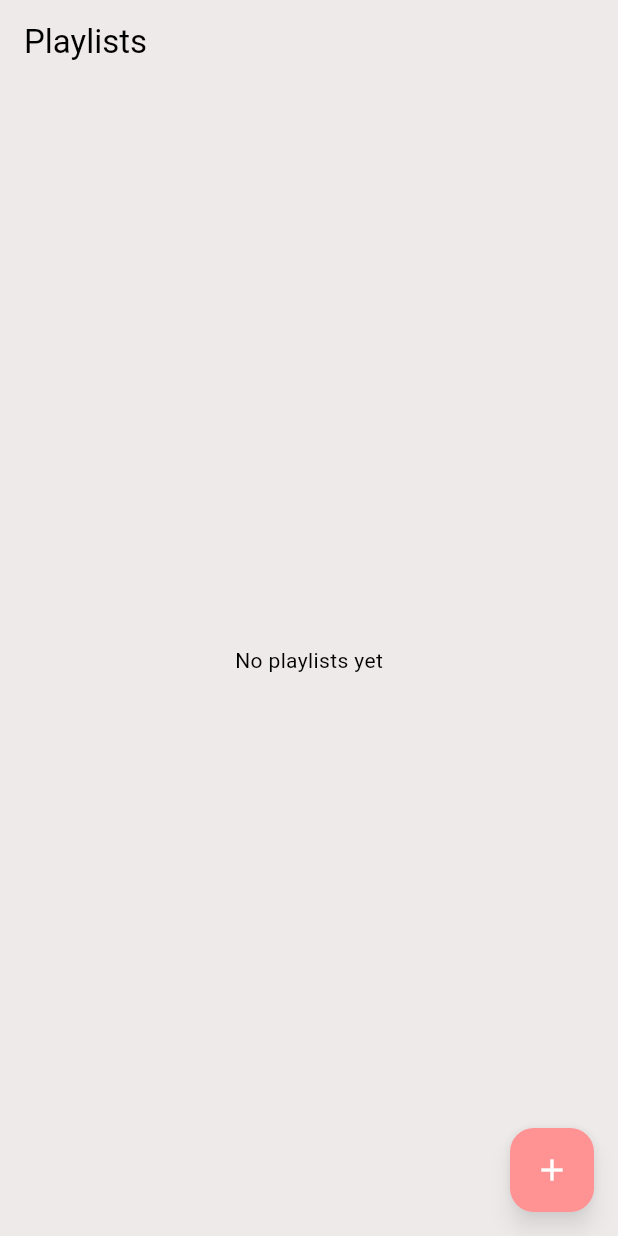
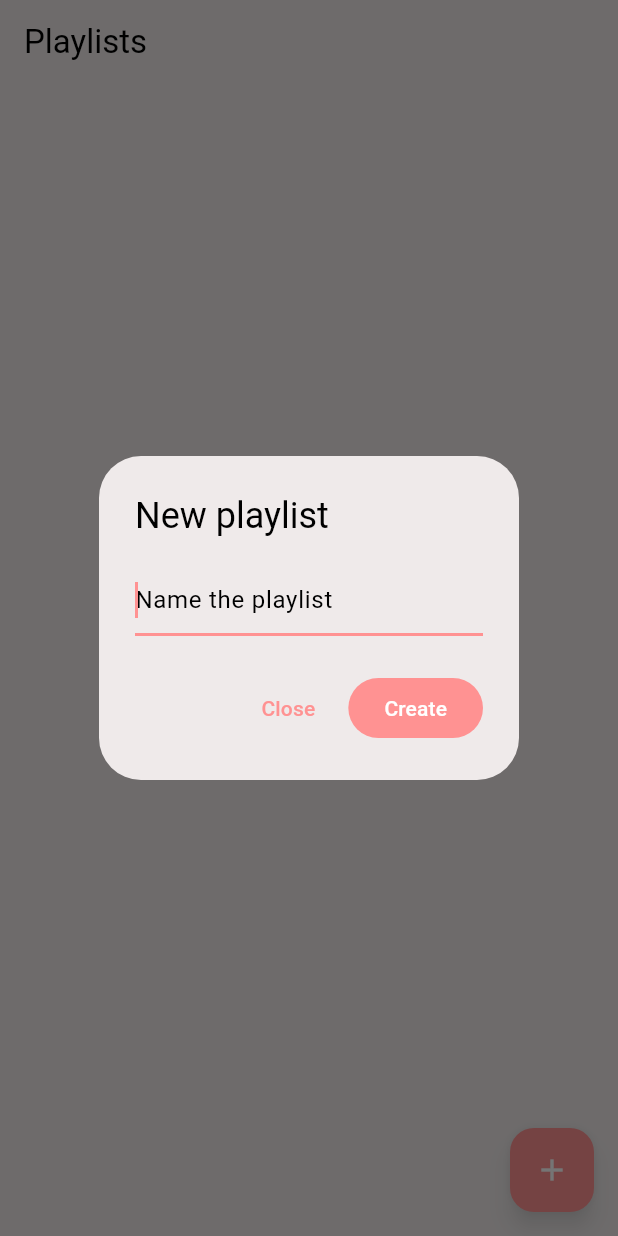
Before and after one commit to BaoBab-800/Sonora, a Flutter app: the PlaylistsPage screen opened by its route, after a tap on the "add" icon, on a phone screen of 412 x 824 dp. Run offline on Flutter 3.47's test engine with Material 3 defaults, Android fonts, the phone set to English and light mode, and no system bars; our stand-ins replace audio_service, flutter_riverpod, go_router, hive, hive_flutter, on_audio_query; missing offline and left inert: media_kit; accounts and stored records are empty; generated files the repository leaves out were written again; statements that could not run were skipped.

Commit message:
A playlist creation dialog has been implemented.

```diff
--- a/lib/l10n/app_en.arb
+++ b/lib/l10n/app_en.arb
@@ -41,5 +41,11 @@
   "yourFavoriteSongs": "Your favorite songs",
   "collection": "Collection",
   "comingSoon": "Coming soon...",
-  "noPlaylistsYet": "No playlists yet"
+
+  "noPlaylistsYet": "No playlists yet.",
+  "playlistNameEmpty": "Playlist name empty.",
+  "playlistNameTooLong": "Playlist name too long.",
+  "newPlaylist": "New playlist",
+  "nameThePlaylist": "Name the playlist",
+  "create": "Create"
 }
--- a/lib/l10n/app_localizations.dart
+++ b/lib/l10n/app_localizations.dart
@@ -326,8 +326,38 @@
   /// No description provided for @noPlaylistsYet.
   ///
   /// In en, this message translates to:
-  /// **'No playlists yet'**
+  /// **'No playlists yet.'**
   String get noPlaylistsYet;
+
+  /// No description provided for @playlistNameEmpty.
+  ///
+  /// In en, this message translates to:
+  /// **'Playlist name empty.'**
+  String get playlistNameEmpty;
+
+  /// No description provided for @playlistNameTooLong.
+  ///
+  /// In en, this message translates to:
+  /// **'Playlist name too long.'**
+  String get playlistNameTooLong;
+
+  /// No description provided for @newPlaylist.
+  ///
+  /// In en, this message translates to:
+  /// **'New playlist'**
+  String get newPlaylist;
+
+  /// No description provided for @nameThePlaylist.
+  ///
+  /// In en, this message translates to:
+  /// **'Name the playlist'**
+  String get nameThePlaylist;
+
+  /// No description provided for @create.
+  ///
+  /// In en, this message translates to:
+  /// **'Create'**
+  String get create;
 }
 
 class _AppLocalizationsDelegate extends LocalizationsDelegate<AppLocalizations> {
--- a/lib/l10n/app_localizations_en.dart
+++ b/lib/l10n/app_localizations_en.dart
@@ -123,5 +123,20 @@
   String get comingSoon => 'Coming soon...';
 
   @override
-  String get noPlaylistsYet => 'No playlists yet';
+  String get noPlaylistsYet => 'No playlists yet.';
+
+  @override
+  String get playlistNameEmpty => 'Playlist name empty.';
+
+  @override
+  String get playlistNameTooLong => 'Playlist name too long.';
+
+  @override
+  String get newPlaylist => 'New playlist';
+
+  @override
+  String get nameThePlaylist => 'Name the playlist';
+
+  @override
+  String get create => 'Create';
 }
--- /dev/null
+++ b/lib/ui/playlists/create_playlist_dialog.dart
@@ -0,0 +1,86 @@
+import 'package:flutter/material.dart';
+import 'package:flutter_riverpod/flutter_riverpod.dart';
+import 'package:sonora/core/l10n/l10n.dart';
+
+import 'package:sonora/core/providers/playlist_providers.dart';
+import 'package:sonora/data/playlists/playlist_error.dart';
+import 'package:sonora/l10n/app_localizations.dart';
+
+import 'package:sonora/services/playlist/playlist_controller.dart';
+
+class CreatePlaylistDialog extends ConsumerStatefulWidget {
+  const CreatePlaylistDialog({super.key});
+
+  @override
+  ConsumerState<CreatePlaylistDialog> createState() => _CreatePlaylistDialogState();
+}
+
+class _CreatePlaylistDialogState extends ConsumerState<CreatePlaylistDialog> {
+  final _controller = TextEditingController();
+  String? _errorText;
+  bool _isSaving = false;
+
+  @override
+  void dispose() {
+    _controller.dispose();
+    super.dispose();
+  }
+
+  Future<void> _sumbit() async {
+    setState(() {
+      _isSaving = true;
+      _errorText = null;
+    });
+
+    try {
+      await ref.read(playlistControllerProvider).createPlaylist(_controller.text);
+      if (mounted) Navigator.of(context).pop();
+    } on PlaylistValidationException catch (e) {
+      setState(() => _errorText = _mapError(e.message, context.l10n));
+    } finally {
+      if (mounted) setState(() => _isSaving = false);
+    }
+  }
+
+  String _mapError(PlaylistError error, AppLocalizations l10n) {
+    switch (error) {
+      case PlaylistError.nameEmpty:
+        return l10n.playlistNameEmpty;
+      case PlaylistError.nameTooLong:
+        return l10n.playlistNameTooLong;
+    }
+  }
+
+  @override
+  Widget build(BuildContext context) {
+    return AlertDialog(
+      title: Text(context.l10n.newPlaylist),
+      content: TextField(
+        controller: _controller,
+        autofocus: true,
+        decoration: InputDecoration(
+          hintText: context.l10n.nameThePlaylist,
+          errorText: _errorText,
+        ),
+        onSubmitted: (_) => _isSaving ? null : _sumbit(),
+      ),
+
+      actions: [
+        TextButton(
+          onPressed: _isSaving ? null : () => Navigator.of(context).pop(),
+          child: Text(context.l10n.close),
+        ),
+
+        FilledButton(
+          onPressed: _isSaving ? null : _sumbit,
+          child: _isSaving
+              ? const SizedBox(
+            width: 16,
+            height: 16,
+            child: CircularProgressIndicator(strokeWidth: 2),
+          ) : Text(context.l10n.create),
+        ),
+      ],
+    );
+  }
+}
--- a/lib/ui/playlists/playlists_page.dart
+++ b/lib/ui/playlists/playlists_page.dart
@@ -6,6 +6,8 @@
 import 'package:sonora/core/theme/theme.dart';
 
 import 'package:sonora/data/playlists/playlist_model.dart';
+
+import 'create_playlist_dialog.dart';
 
 class PlaylistsPage extends ConsumerWidget {
   const PlaylistsPage({super.key});
@@ -36,7 +38,10 @@
       ),
 
       floatingActionButton: FloatingActionButton(
-        onPressed: () {},
+        onPressed: () => showDialog(
+          context: context,
+          builder: (_) => const CreatePlaylistDialog(),
+        ),
         child: const Icon(Icons.add),
       ),
     );
```
Also changed, not shown: lib/core/providers/playlist_providers.dart (+7 -0 lines), lib/l10n/app_localizations_uk.dart (+16 -1 lines), lib/l10n/app_uk.arb (+7 -1 lines).
